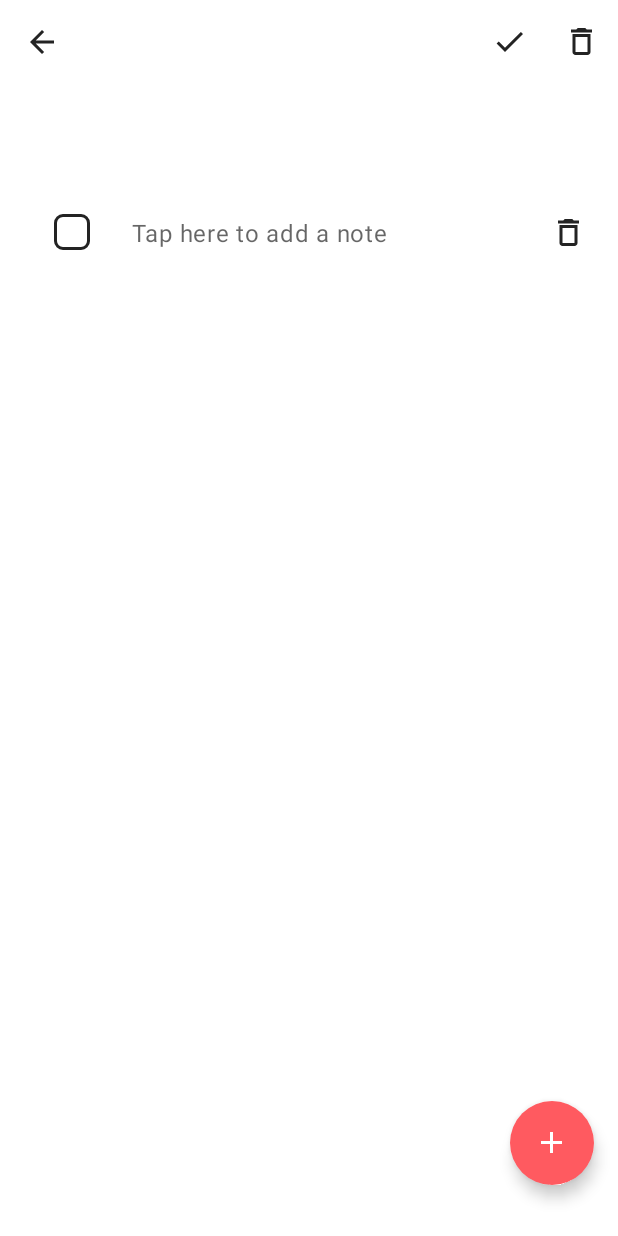
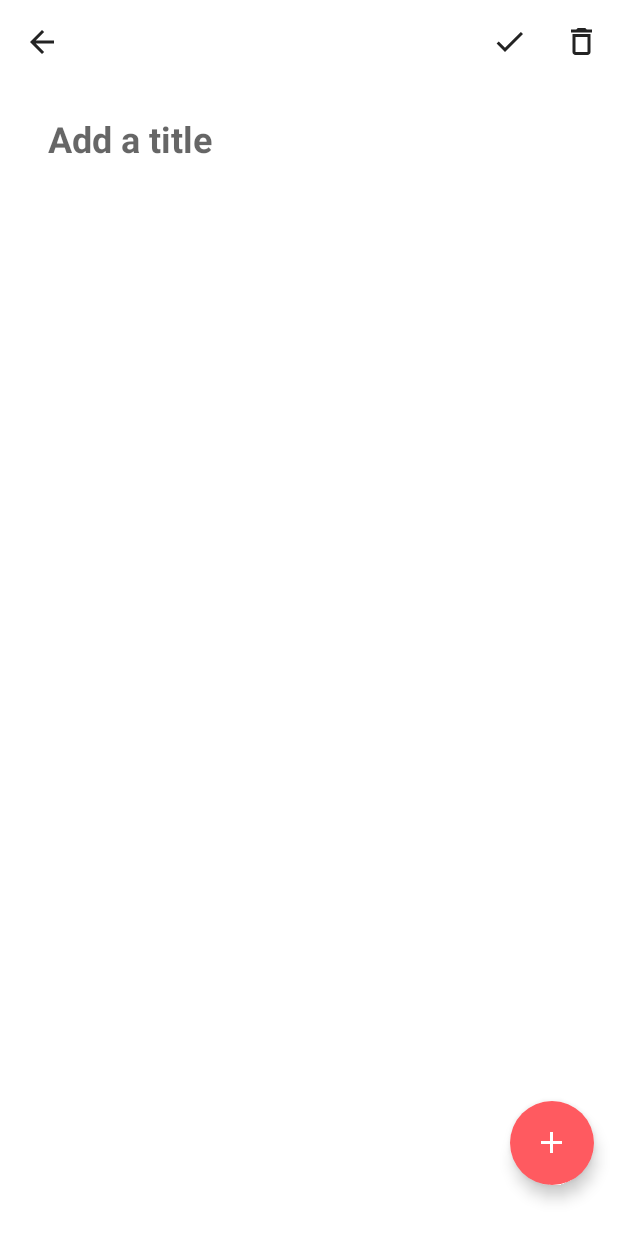
Before and after one commit to dima2608/Android-Course-Homework, an Android app: the screen it shows after launch (MainActivity), after a tap on an icon or button, on a phone screen of 412 x 824 dp. Run offline under Robolectric (Android 15) with nearby library versions, the phone set to English and light mode, and no system bars; our stand-ins replace Room's generated code; Roboto replaces fonts that are not available here.

Commit message:
fix: FloatingActionButtons

```diff
--- a/p151notepadapp/src/main/java/com/triare/p151notepadapp/data/db/dao/ContentDao.kt
+++ b/p151notepadapp/src/main/java/com/triare/p151notepadapp/data/db/dao/ContentDao.kt
@@ -15,6 +15,9 @@
     @Query("SELECT * FROM contents WHERE contentId = (SELECT MAX(contentId) FROM contents)")
     fun getLastContentId(): Long
 
+    @Query("SELECT title FROM contents WHERE contentId = :contentId")
+    fun getTitle(contentId: Long): String
+
     // Create
     @Insert
     fun insert(contentDbo: ContentDbo)
--- a/p151notepadapp/src/main/java/com/triare/p151notepadapp/data/repository/NotepadRepository.kt
+++ b/p151notepadapp/src/main/java/com/triare/p151notepadapp/data/repository/NotepadRepository.kt
@@ -78,4 +78,8 @@
     fun updateText(noteId: Long, text: String) {
         noteDao.updateText(noteId, text)
     }
+
+    fun getTitle(contentId: Long): String {
+        return contentDao.getTitle(contentId)
+    }
 }
--- a/p151notepadapp/src/main/java/com/triare/p151notepadapp/ui/MainActivity.kt
+++ b/p151notepadapp/src/main/java/com/triare/p151notepadapp/ui/MainActivity.kt
@@ -13,7 +13,7 @@
 
 class MainActivity : AppCompatActivity() {
 
-    private var bntAddNote: FloatingActionButton? = null
+    //private var bntAddNote: FloatingActionButton? = null
     private var mainViewModel: MainViewModel? = null
 
     override fun onCreate(savedInstanceState: Bundle?) {
@@ -21,13 +21,12 @@
         setContentView(R.layout.activity_main)
 
         initUi()
-        bntAddNote?.visibility = View.VISIBLE
     }
 
     private fun initUi() {
         startContentFragment()
         initViewModel()
-        initAddNoteBtn()
+        //initAddNoteBtn()
     }
 
     private fun initViewModel() {
@@ -39,9 +38,8 @@
             .replace(R.id.nav_host_fragment, ContentFragment.newInstance())
             .addToBackStack("text")
             .commit()
-        bntAddNote?.visibility = View.VISIBLE
     }
-
+/*
     private fun initAddNoteBtn() {
 
         bntAddNote = findViewById(R.id.btn_add_note)
@@ -53,11 +51,13 @@
                 replaceFragment(NoteFragment.newInstance(it))
             })
         }
-        bntAddNote?.visibility = View.VISIBLE
+
 
     }
 
-    private fun replaceFragment(fragment: Fragment) {
+ */
+
+    fun replaceFragment(fragment: Fragment) {
         supportFragmentManager.beginTransaction()
             .replace(R.id.nav_host_fragment, fragment)
             .addToBackStack("test3")
--- a/p151notepadapp/src/main/java/com/triare/p151notepadapp/ui/content/ContentFragment.kt
+++ b/p151notepadapp/src/main/java/com/triare/p151notepadapp/ui/content/ContentFragment.kt
@@ -23,7 +23,6 @@
 
     private val contentViewModel: ContentViewModel by activityViewModels()
 
-    private var iconAddNote: ImageView? = null
     lateinit var contentRecyclerView: RecyclerView
 
     override fun onCreate(savedInstanceState: Bundle?) {
@@ -40,6 +39,17 @@
     override fun onViewCreated(view: View, savedInstanceState: Bundle?) {
         super.onViewCreated(view, savedInstanceState)
         initUi()
+
+        val btnAddNote: FloatingActionButton = view.findViewById(R.id.btn_add_note)
+        btnAddNote.setOnClickListener {
+            contentViewModel.createContent()
+            contentViewModel.getCreatedContentId()
+            contentViewModel.contentIdLiveData.observe(viewLifecycleOwner, {
+                (requireActivity() as MainActivity).replaceFragment(NoteFragment.newInstance(it))
+
+
+            })
+        }
     }
 
     @SuppressLint("NotifyDataSetChanged")
--- a/p151notepadapp/src/main/java/com/triare/p151notepadapp/ui/models/ContentViewModel.kt
+++ b/p151notepadapp/src/main/java/com/triare/p151notepadapp/ui/models/ContentViewModel.kt
@@ -13,6 +13,9 @@
     private var _contentListLiveData = MutableLiveData<List<ContentDvo>>()
     var contentListLiveData: LiveData<List<ContentDvo>> = _contentListLiveData
 
+    private var _contentIdLiveData = MutableLiveData<Long>()
+    var contentIdLiveData: LiveData<Long> = _contentIdLiveData
+
    init {
        getContentDvo()
    }
@@ -22,4 +25,12 @@
             _contentListLiveData.value = it
         }
     }
+
+    fun getCreatedContentId() {
+        _contentIdLiveData.value = notepadRepository.getLatContentId().value
+    }
+
+    fun createContent(){
+        notepadRepository.insertContent()
+    }
 }
--- a/p151notepadapp/src/main/java/com/triare/p151notepadapp/ui/models/NoteViewModel.kt
+++ b/p151notepadapp/src/main/java/com/triare/p151notepadapp/ui/models/NoteViewModel.kt
@@ -13,6 +13,9 @@
 
     private var _noteListLiveData = MutableLiveData<List<NoteDvo>>()
     var noteListLiveData: LiveData<List<NoteDvo>> = _noteListLiveData
+
+    private var _tileLiveData = MutableLiveData<String>()
+    var tileLiveData: LiveData<String> = _tileLiveData
 
     fun setTitle(contentId: Long, title: String) {
         notepadRepository.setTile(contentId, title)
@@ -44,4 +47,13 @@
     fun createNote(contentId: Long) {
         notepadRepository.insertNote(contentId)
     }
+
+    fun getTitle(ownerContentId: Long): MutableLiveData<String> {
+        _tileLiveData.value = notepadRepository.getTitle(ownerContentId)
+        return _tileLiveData
+    }
+
+    fun addNote(contentId: Long) {
+        notepadRepository.insertNote(contentId)
+    }
 }
--- a/p151notepadapp/src/main/java/com/triare/p151notepadapp/ui/note/NoteFragment.kt
+++ b/p151notepadapp/src/main/java/com/triare/p151notepadapp/ui/note/NoteFragment.kt
@@ -18,6 +18,7 @@
 import androidx.lifecycle.LifecycleOwner
 import androidx.recyclerview.widget.LinearLayoutManager
 import androidx.recyclerview.widget.RecyclerView
+import com.google.android.material.floatingactionbutton.FloatingActionButton
 import com.triare.p151notepadapp.R
 import com.triare.p151notepadapp.ui.adaptors.ContentAdaptor
 import com.triare.p151notepadapp.ui.adaptors.NoteAdaptor
@@ -62,10 +63,22 @@
         initRecyclerView()
         setupDialogFragmentListener()
 
+        val btnAddNote: FloatingActionButton = view.findViewById(R.id.btn_add_note_note)
+        btnAddNote.setOnClickListener{
+            ownerContentId?.let { contentId -> noteViewModel.createNote(contentId) }
+        }
+
     }
 
     private fun initUi() {
+
         title = view?.findViewById(R.id.edit_text_title)
+        title?.hint = "Add a title"
+        ownerContentId?.let { noteViewModel.getTitle(it) }
+        noteViewModel.tileLiveData.observe(viewLifecycleOwner, {
+            Log.d(it, "TITLE")
+            title?.setText(it)
+        })
 
         initToolbar()
     }
@@ -116,11 +129,11 @@
         noteRecyclerView?.layoutManager =
             LinearLayoutManager(context, LinearLayoutManager.VERTICAL, false)
 
-        Log.d(ownerContentId.toString()," CONTENTid")
+        Log.d(ownerContentId.toString(), " CONTENTid")
         ownerContentId?.let { noteViewModel.getNoteDvo(it) }
         noteViewModel.noteListLiveData.observe(activity as LifecycleOwner, {
-            if (it.isNotEmpty()){
-                Log.d(it.toString()," CONTENTidList")
+            if (it.isNotEmpty()) {
+                Log.d(it.toString(), " CONTENTidList")
                 noteRecyclerView?.adapter = NoteAdaptor(it)
             }
         })
@@ -144,7 +157,7 @@
             })
     }
 
-    fun setText(noteId: Long, text: String){
+    fun setText(noteId: Long, text: String) {
         noteViewModel.setTextNote(noteId, text)
     }
 
--- a/p151notepadapp/src/main/res/layout/activity_main.xml
+++ b/p151notepadapp/src/main/res/layout/activity_main.xml
@@ -13,7 +13,7 @@
         android:layout_height="match_parent"
         app:defaultNavHost="true"
         app:navGraph="@navigation/nav_graph" />
-
+<!--
     <com.google.android.material.floatingactionbutton.FloatingActionButton
         android:id="@+id/btn_add_note"
         style="@style/Widget.App.FloatingActionButton"
@@ -24,5 +24,5 @@
         app:layout_constraintBottom_toBottomOf="parent"
         app:layout_constraintEnd_toEndOf="parent"
         tools:ignore="ContentDescription,SpeakableTextPresentCheck" />
-
+-->
 </androidx.constraintlayout.widget.ConstraintLayout>
--- a/p151notepadapp/src/main/res/layout/fragment_note.xml
+++ b/p151notepadapp/src/main/res/layout/fragment_note.xml
@@ -53,4 +53,15 @@
         app:layout_constraintTop_toBottomOf="@id/title"
         tools:listitem="@layout/item_note" />
 
+    <com.google.android.material.floatingactionbutton.FloatingActionButton
+        android:id="@+id/btn_add_note_note"
+        style="@style/Widget.App.FloatingActionButton"
+        android:layout_width="wrap_content"
+        android:layout_height="wrap_content"
+        android:layout_marginEnd="16dp"
+        android:layout_marginBottom="34dp"
+        app:layout_constraintBottom_toBottomOf="parent"
+        app:layout_constraintEnd_toEndOf="parent"
+        tools:ignore="ContentDescription,SpeakableTextPresentCheck" />
+
 </androidx.constraintlayout.widget.ConstraintLayout>
```
Also changed, not shown: p151notepadapp/src/main/java/com/triare/p151notepadapp/ui/adaptors/NoteAdaptor.kt (+33 -4 lines), p151notepadapp/src/main/res/layout/fragment_content.xml (+11 -0 lines).
